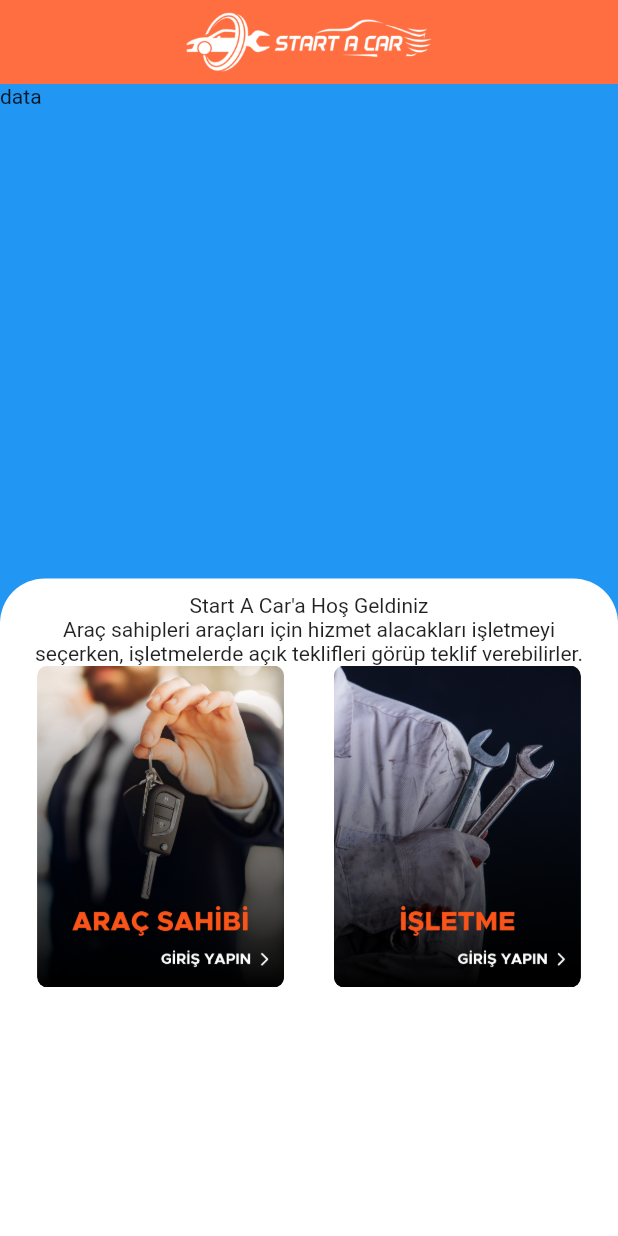
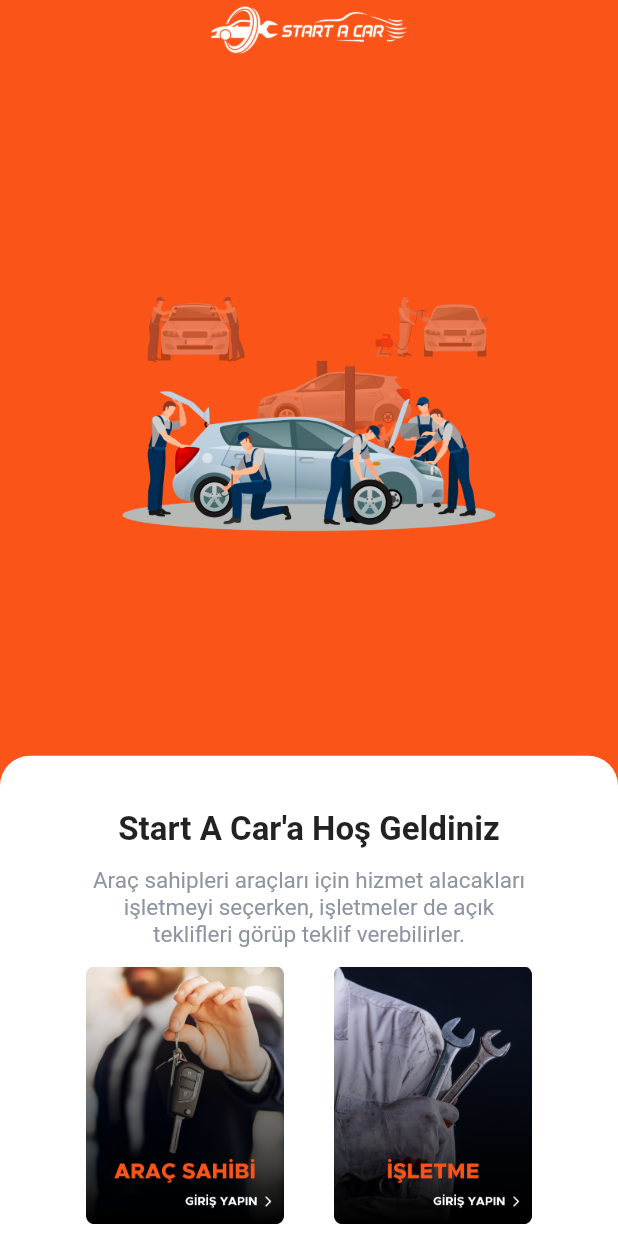
Before and after one commit to Melih4154/CarProject, a Flutter app: the screen it shows after launch, on a phone screen of 412 x 824 dp. Run offline on Flutter 3.47's test engine with Material 2 defaults, Android fonts, the phone set to English and light mode, and no system bars; our stand-ins replace cached_network_image, device_preview, flutter_svg, get.

Commit message:
mobile loginPage added

```diff
--- a/mobile/lib/main.dart
+++ b/mobile/lib/main.dart
@@ -1,8 +1,13 @@
+import 'package:device_preview/device_preview.dart';
 import 'package:flutter/material.dart';
 import 'package:mobile/ui/Auth/login_page.dart';
 
 void main() {
-  runApp(const MyApp());
+  runApp(
+      // DevicePreview(
+      //   builder: (context) => const MyApp(),
+      // ),
+      const MyApp());
 }
 
 class MyApp extends StatelessWidget {
@@ -13,6 +18,7 @@ class MyApp extends StatelessWidget {
     return MaterialApp(
       debugShowCheckedModeBanner: false,
       title: 'Start A Car',
+      builder: DevicePreview.appBuilder,
       theme: ThemeData(
         primarySwatch: Colors.blue,
         backgroundColor: Colors.white,
--- a/mobile/lib/ui/Auth/login_page.dart
+++ b/mobile/lib/ui/Auth/login_page.dart
@@ -1,8 +1,9 @@
 import 'package:flutter/material.dart';
 import 'package:get/get.dart';
 import 'package:mobile/utils/assets.dart';
+import 'package:mobile/utils/styles.dart';
 import 'package:mobile/widgets/custom_images.dart';
-import '../../utils//extension.dart';
+import 'package:mobile/utils/extension.dart';
 
 class LoginPage extends StatefulWidget {
   const LoginPage({super.key});
@@ -14,71 +15,92 @@ class LoginPage extends StatefulWidget {
 class _LoginPageState extends State<LoginPage> {
   @override
   Widget build(BuildContext context) {
+    final screenHeight = Get.height;
+    final topPadding = context.mediaQueryPadding.top;
+    final appBar = AppBar(
+      backgroundColor: S.colors.orangeColor,
+      elevation: 0,
+      title: CustomImage.asset(
+        R.images.appBarLogo,
+        height: 40,
+      ),
+      centerTitle: true,
+    );
+    final appBarHeight = appBar.preferredSize.height;
     return Scaffold(
-      appBar: AppBar(
-        backgroundColor: Colors.deepOrangeAccent,
-        elevation: 0,
-        centerTitle: true,
-        title: CustomImage.asset(R.images.appBarLogo, height: 50),
+      backgroundColor: S.colors.orangeColor,
+      body: SafeArea(
+        child: Column(
+          mainAxisAlignment: MainAxisAlignment.spaceBetween,
+          children: [
+            Image.asset(
+              "assets/images/horizontalLogo.png",
+              height: 40,
             ),
-      body: SizedBox(
-        height: Get.height,
-        width: Get.width,
-        child: Stack(
-          children: [
+            Image.asset(
+              "assets/images/signUpImageOne.png",
+              width: 240.w,
+            ),
             Container(
-              color: Colors.blue,
-              width: Get.width,
-              height: Get.height / 2.3,
-              child: Text("data"),
-            ),
-            Positioned(
-              top: Get.height / 2.5,
-              child: Container(
-                width: Get.width,
-                height: Get.height,
               decoration: const BoxDecoration(
                 color: Colors.white,
                 borderRadius: BorderRadius.only(
-                    topLeft: Radius.circular(30),
-                    topRight: Radius.circular(30),
+                  topLeft: Radius.circular(20),
+                  topRight: Radius.circular(20),
                 ),
               ),
+              width: MediaQuery.of(context).size.width,
               child: Padding(
-                  padding:
-                      EdgeInsets.symmetric(horizontal: 10.w, vertical: 10.h),
+                padding: const EdgeInsets.only(left: 24.0, right: 24.0, top: 24.0, bottom: 8.0),
                 child: Column(
-                    children: [
-                      Text("Start A Car'a Hoş Geldiniz"),
-                      Text(
-                          "Araç sahipleri araçları için hizmet alacakları işletmeyi seçerken, işletmelerde açık teklifleri görüp teklif verebilirler.",
-                          textAlign: TextAlign.center),
-                      Row(
-                        mainAxisAlignment: MainAxisAlignment.center,
+                  crossAxisAlignment: CrossAxisAlignment.center,
                   children: [
                     SizedBox(
-                            width: Get.width / 2.5,
-                            child: CustomImage.asset(
-                              R.images.userLogin,
-                              fit: BoxFit.fitWidth,
-                              borderRadius: BorderRadius.circular(7),
+                      height: 12.h,
+                    ),
+                    const Text(
+                      "Start A Car'a Hoş Geldiniz",
+                      style: TextStyle(
+                        fontWeight: FontWeight.bold,
+                        fontSize: 22.0,
+                      ),
+                      textAlign: TextAlign.center,
+                    ),
+                    SizedBox(
+                      height: 12.h,
+                    ),
+                    Text(
+                      "Araç sahipleri araçları için hizmet alacakları\nişletmeyi seçerken, işletmeler de açık\nteklifleri görüp teklif verebilirler.",
+                      style: S.textStyles.signUpText,
+                      textAlign: TextAlign.center,
+                    ),
+                    SizedBox(
+                      height: 12.h,
+                    ),
+                    Row(
+                      mainAxisAlignment: MainAxisAlignment.spaceEvenly,
+                      children: [
+                        GestureDetector(
+                          onTap: () async {},
+                          child: ConstrainedBox(
+                            constraints: BoxConstraints(maxHeight: 256.h, maxWidth: 120.w),
+                            child: Image.asset(
+                              "assets/images/userLogin.png",
                             ),
                           ),
-                          SizedBox(
-                            width: 30.w,
                         ),
-                          SizedBox(
-                            width: Get.width / 2.5,
-                            child: CustomImage.asset(
-                              R.images.businessLogin,
-                              fit: BoxFit.fitWidth,
-                              borderRadius: BorderRadius.circular(7),
+                        GestureDetector(
+                          onTap: () async {},
+                          child: ConstrainedBox(
+                            constraints: BoxConstraints(maxHeight: 256.h, maxWidth: 120.w),
+                            child: Image.asset(
+                              "assets/images/businessLogin.png",
                             ),
-                          )
-                        ],
-                      )
+                          ),
+                        ),
                       ],
                     ),
+                  ],
                 ),
               ),
             )
@@ -86,5 +108,90 @@ class _LoginPageState extends State<LoginPage> {
         ),
       ),
     );
+
+    // return Scaffold(
+    //   appBar: appBar,
+    //   body: SizedBox(
+    //     height: Get.height,
+    //     child: Stack(
+    //       children: [
+    //         Container(
+    //           width: Get.width,
+    //           height: (screenHeight - appBarHeight - topPadding) / 2 + 20,
+    //           color: S.colors.orangeColor,
+    //           child: CustomImage.asset(
+    //             R.images.signUpImage,
+    //             width: Get.width - 96.0,
+    //           ),
+    //         ),
+    //         Align(
+    //           alignment: Alignment.bottomCenter,
+    //           child: Container(
+    //             width: Get.width,
+    //             height: (screenHeight - appBarHeight - topPadding) / 2,
+    //             decoration: const BoxDecoration(
+    //               color: Colors.white,
+    //               borderRadius: BorderRadius.only(
+    //                 topLeft: Radius.circular(20),
+    //                 topRight: Radius.circular(20),
+    //               ),
+    //             ),
+    //             child: Padding(
+    //               padding: const EdgeInsets.only(left: 24.0, right: 24.0, top: 8.0, bottom: 8.0),
+    //               child: Column(
+    //                 crossAxisAlignment: CrossAxisAlignment.center,
+    //                 children: [
+    //                   const SizedBox(
+    //                     height: 12.0,
+    //                   ),
+    //                   Text(
+    //                     "Start A Car'a Hoş Geldiniz",
+    //                     style: S.textStyles.signUpTitle,
+    //                     textAlign: TextAlign.center,
+    //                   ),
+    //                   const SizedBox(
+    //                     height: 18.0,
+    //                   ),
+    //                   Text(
+    //                     "Araç sahipleri araçları için hizmet alacakları\nişletmeyi seçerken, işletmeler de açık\nteklifleri görüp teklif verebilirler.",
+    //                     style: S.textStyles.signUpText,
+    //                     textAlign: TextAlign.center,
+    //                   ),
+    //                   const SizedBox(
+    //                     height: 18.0,
+    //                   ),
+    //                   Row(
+    //                     mainAxisAlignment: MainAxisAlignment.spaceEvenly,
+    //                     children: [
+    //                       GestureDetector(
+    //                         onTap: () async {},
+    //                         child: ConstrainedBox(
+    //                           constraints: BoxConstraints(maxHeight: screenHeight * 0.2, maxWidth: (Get.width - 72.0) / 2),
+    //                           child: CustomImage.asset(
+    //                             R.images.userLogin,
+    //                           ),
+    //                         ),
+    //                       ),
+    //                       GestureDetector(
+    //                         onTap: () async {},
+    //                         child: ConstrainedBox(
+    //                           constraints: BoxConstraints(maxHeight: screenHeight * 0.2, maxWidth: (Get.width - 72.0) / 2),
+    //                           child: CustomImage.asset(
+    //                             R.images.businessLogin,
+    //                           ),
+    //                         ),
+    //                       ),
+    //                     ],
+    //                   ),
+    //                 ],
+    //               ),
+    //             ),
+    //           ),
+    //         )
+
+    //       ],
+    //     ),
+    //   ),
+    // );
   }
 }
--- /dev/null
+++ b/mobile/lib/utils/styles.dart
@@ -0,0 +1,41 @@
+import 'package:flutter/material.dart';
+
+class S {
+  static final colors = _Colors();
+  static final textStyles = _TextStyles();
+}
+
+class _Colors {
+  final transparent = Colors.transparent;
+  final blueColor = const Color(0xFF192DA1);
+  final orangeColor = const Color(0xFFFA5419);
+  final greenColor = const Color(0xFF43D17F);
+  final grayTextColor = const Color(0xFF8C95A1);
+  final blueTextColor = const Color(0xFF2D3540);
+  final grayBG = const Color(0xFFF4F5F7);
+
+  final redGradient = const [
+    Color(0xffFE4F4E),
+    Color(0xffFF8988),
+  ];
+  final greenGradient = const [
+    Color(0xff15D05A),
+    Color(0xff80FBAD),
+  ];
+  final blueGradient = const [
+    Color(0xff2179CB),
+    Color(0xff87C4FC),
+  ];
+}
+
+class _TextStyles {
+  final signUpTitle = const TextStyle(
+    fontWeight: FontWeight.bold,
+    fontSize: 22.0,
+  );
+
+  final signUpText = TextStyle(
+    fontSize: 15.0,
+    color: S.colors.grayTextColor,
+  );
+}
--- a/mobile/pubspec.yaml
+++ b/mobile/pubspec.yaml
@@ -34,6 +34,7 @@ dependencies:
   flutter_svg: ^1.1.6
   cached_network_image: ^3.2.3
   get: ^4.6.5
+  device_preview: ^1.1.0
 
   # The following adds the Cupertino Icons font to your application.
   # Use with the CupertinoIcons class for iOS style icons.
```
Also changed, not shown: mobile/pubspec.lock, 6 other files. Lines whose indentation alone changed are shown as unchanged.
